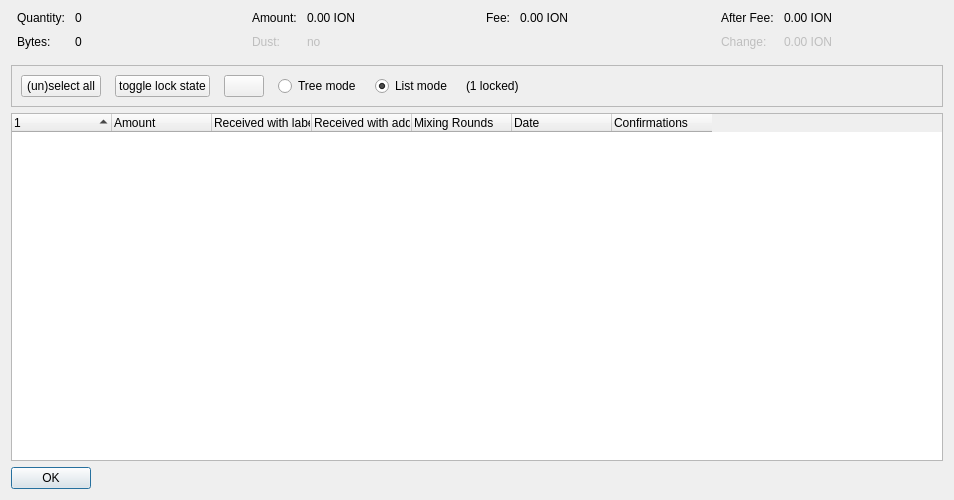
ckti-gitian-ion/ion, file src/qt/forms/coincontroldialog.ui: the form before one commit.
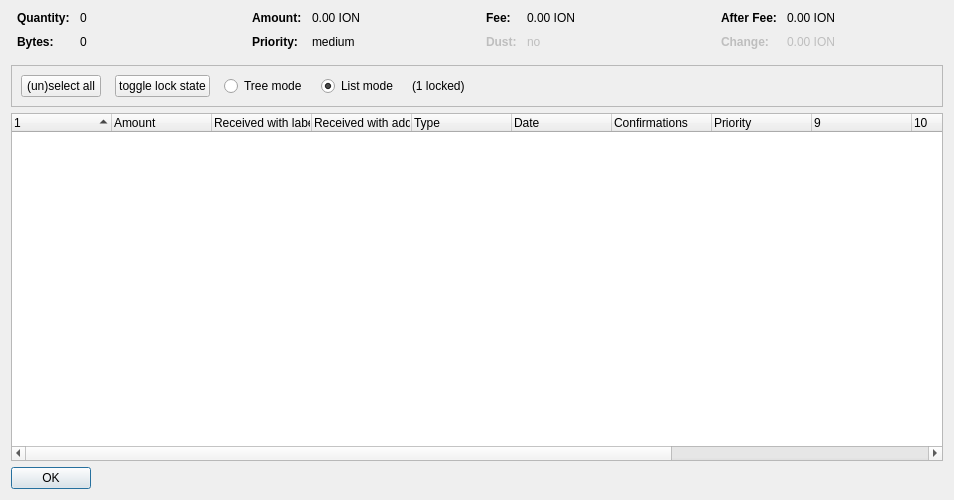
The form after the commit. Custom widgets are drawn as their Qt base class.

Diff of the .ui file:
```diff
--- a/src/qt/forms/coincontroldialog.ui
+++ b/src/qt/forms/coincontroldialog.ui
@@ -38,6 +38,12 @@
        </property>
        <item row="0" column="0">
         <widget class="QLabel" name="labelCoinControlQuantityText">
+         <property name="font">
+          <font>
+           <weight>75</weight>
+           <bold>true</bold>
+          </font>
+         </property>
          <property name="text">
           <string>Quantity:</string>
          </property>
@@ -61,6 +67,12 @@
        </item>
        <item row="1" column="0">
         <widget class="QLabel" name="labelCoinControlBytesText">
+         <property name="font">
+          <font>
+           <weight>75</weight>
+           <bold>true</bold>
+          </font>
+         </property>
          <property name="text">
           <string>Bytes:</string>
          </property>
@@ -100,6 +112,12 @@
        </property>
        <item row="0" column="0">
         <widget class="QLabel" name="labelCoinControlAmountText">
+         <property name="font">
+          <font>
+           <weight>75</weight>
+           <bold>true</bold>
+          </font>
+         </property>
          <property name="text">
           <string>Amount:</string>
          </property>
@@ -122,20 +140,20 @@
         </widget>
        </item>
        <item row="1" column="0">
-        <widget class="QLabel" name="labelCoinControlLowOutputText">
-         <property name="enabled">
-          <bool>false</bool>
+        <widget class="QLabel" name="labelCoinControlPriorityText">
+         <property name="font">
+          <font>
+           <weight>75</weight>
+           <bold>true</bold>
+          </font>
          </property>
          <property name="text">
-          <string>Dust:</string>
+          <string>Priority:</string>
          </property>
         </widget>
        </item>
        <item row="1" column="1">
-        <widget class="QLabel" name="labelCoinControlLowOutput">
-         <property name="enabled">
-          <bool>false</bool>
-         </property>
+        <widget class="QLabel" name="labelCoinControlPriority">
          <property name="cursor">
           <cursorShape>IBeamCursor</cursorShape>
          </property>
@@ -143,7 +161,7 @@
           <enum>Qt::ActionsContextMenu</enum>
          </property>
          <property name="text">
-          <string notr="true">no</string>
+          <string>medium</string>
          </property>
          <property name="textInteractionFlags">
           <set>Qt::LinksAccessibleByMouse|Qt::TextSelectableByKeyboard|Qt::TextSelectableByMouse</set>
@@ -168,6 +186,12 @@
        </property>
        <item row="0" column="0">
         <widget class="QLabel" name="labelCoinControlFeeText">
+         <property name="font">
+          <font>
+           <weight>75</weight>
+           <bold>true</bold>
+          </font>
+         </property>
          <property name="text">
           <string>Fee:</string>
          </property>
@@ -189,6 +213,41 @@
          </property>
         </widget>
        </item>
+       <item row="1" column="0">
+        <widget class="QLabel" name="labelCoinControlLowOutputText">
+         <property name="enabled">
+          <bool>false</bool>
+         </property>
+         <property name="font">
+          <font>
+           <weight>75</weight>
+           <bold>true</bold>
+          </font>
+         </property>
+         <property name="text">
+          <string>Dust:</string>
+         </property>
+        </widget>
+       </item>
+       <item row="1" column="1">
+        <widget class="QLabel" name="labelCoinControlLowOutput">
+         <property name="enabled">
+          <bool>false</bool>
+         </property>
+         <property name="cursor">
+          <cursorShape>IBeamCursor</cursorShape>
+         </property>
+         <property name="contextMenuPolicy">
+          <enum>Qt::ActionsContextMenu</enum>
+         </property>
+         <property name="text">
+          <string>no</string>
+         </property>
+         <property name="textInteractionFlags">
+          <set>Qt::LinksAccessibleByMouse|Qt::TextSelectableByKeyboard|Qt::TextSelectableByMouse</set>
+         </property>
+        </widget>
+       </item>
       </layout>
      </item>
      <item>
@@ -207,6 +266,12 @@
        </property>
        <item row="0" column="0">
         <widget class="QLabel" name="labelCoinControlAfterFeeText">
+         <property name="font">
+          <font>
+           <weight>75</weight>
+           <bold>true</bold>
+          </font>
+         </property>
          <property name="text">
           <string>After Fee:</string>
          </property>
@@ -233,6 +298,12 @@
          <property name="enabled">
           <bool>false</bool>
          </property>
+         <property name="font">
+          <font>
+           <weight>75</weight>
+           <bold>true</bold>
+          </font>
+         </property>
          <property name="text">
           <string>Change:</string>
          </property>
@@ -277,7 +348,7 @@
      </property>
      <layout class="QHBoxLayout" name="horizontalLayout">
       <item>
-       <layout class="QHBoxLayout" name="horizontalLayoutPanel" stretch="0,0,0,0,0,0,0">
+       <layout class="QHBoxLayout" name="horizontalLayoutPanel" stretch="0,0,0,0,0,0">
         <property name="spacing">
          <number>14</number>
         </property>
@@ -313,22 +384,6 @@
           </property>
          </widget>
         </item>
-        <item>
-         <widget class="QPushButton" name="hideButton">
-          <property name="sizePolicy">
-           <sizepolicy hsizetype="Maximum" vsizetype="Fixed">
-            <horstretch>0</horstretch>
-            <verstretch>0</verstretch>
-           </sizepolicy>
-          </property>
-          <property name="text">
-           <string/>
-          </property>
-          <property name="autoDefault">
-           <bool>false</bool>
-          </property>
-         </widget>
-        </item>
         <item>
          <widget class="QRadioButton" name="radioTreeMode">
           <property name="sizePolicy">
@@ -392,7 +447,7 @@
       <bool>false</bool>
      </property>
      <property name="columnCount">
-      <number>7</number>
+      <number>13</number>
      </property>
      <attribute name="headerShowSortIndicator" stdset="0">
       <bool>true</bool>
@@ -422,7 +477,7 @@
      </column>
      <column>
       <property name="text">
-       <string>Mixing Rounds</string>
+       <string>Type</string>
       </property>
      </column>
      <column>
@@ -438,6 +493,36 @@
        <string>Confirmed</string>
       </property>
      </column>
+     <column>
+      <property name="text">
+       <string>Priority</string>
+      </property>
+     </column>
+     <column>
+      <property name="text">
+       <string/>
+      </property>
+     </column>
+     <column>
+      <property name="text">
+       <string/>
+      </property>
+     </column>
+     <column>
+      <property name="text">
+       <string/>
+      </property>
+     </column>
+     <column>
+      <property name="text">
+       <string/>
+      </property>
+     </column>
+     <column>
+      <property name="text">
+       <string/>
+      </property>
+     </column>
     </widget>
    </item>
    <item>
```
Left out of the diff: 2 changed lines with no effect on the pictures.
